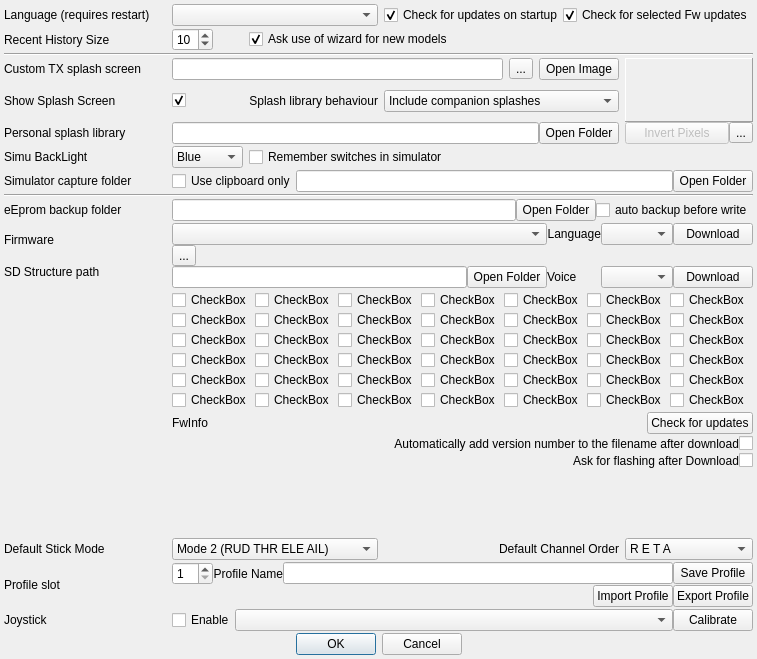
Old version of the form src/preferencesdialog.ui in the repository roberto1903/companion9x.
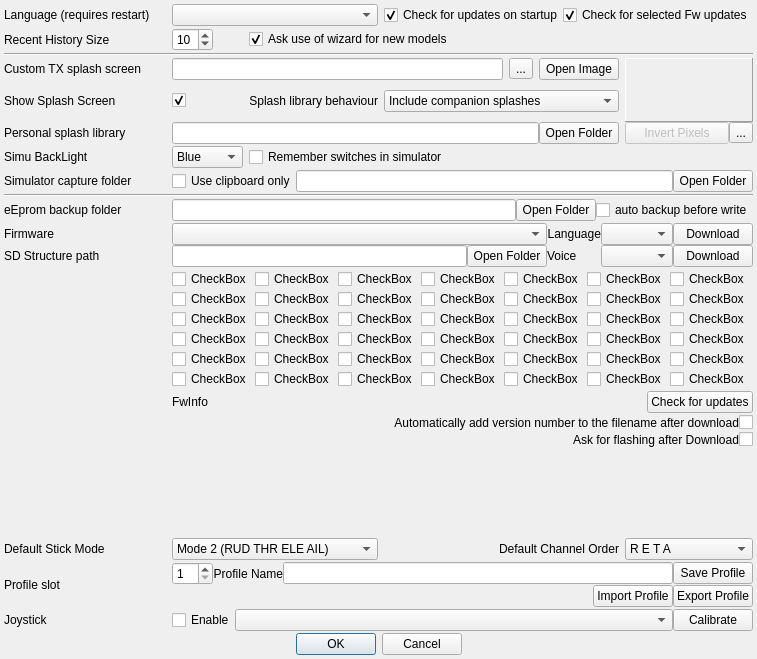
New version of the form. Icons and pictures are not drawn.

Commit message: Interface fixes and fix for a segmentation fault.

Patch:
```diff
--- a/src/preferencesdialog.ui
+++ b/src/preferencesdialog.ui
@@ -864,14 +864,14 @@
      <property name="sizeConstraint">
       <enum>QLayout::SetMaximumSize</enum>
      </property>
-     <item row="2" column="2">
+     <item row="1" column="2">
       <widget class="QLabel" name="voiceLabel">
        <property name="text">
         <string>Voice</string>
        </property>
       </widget>
      </item>
-     <item row="2" column="4">
+     <item row="1" column="4">
       <widget class="QPushButton" name="voice_dnld">
        <property name="sizePolicy">
         <sizepolicy hsizetype="Fixed" vsizetype="Fixed">
@@ -884,7 +884,7 @@
        </property>
       </widget>
      </item>
-     <item row="2" column="3">
+     <item row="1" column="3">
       <widget class="QComboBox" name="voiceCombo">
        <property name="toolTip">
         <string>Set language of voice.
@@ -925,7 +925,7 @@
        </property>
       </widget>
      </item>
-     <item row="2" column="0">
+     <item row="1" column="0">
       <widget class="QLineEdit" name="sdPath">
        <property name="enabled">
         <bool>true</bool>
@@ -935,7 +935,7 @@
        </property>
       </widget>
      </item>
-     <item row="2" column="1">
+     <item row="1" column="1">
       <widget class="QPushButton" name="sdPathButton">
        <property name="text">
         <string>Open Folder</string>
@@ -945,13 +945,6 @@
      <item row="0" column="0" colspan="2">
       <widget class="QComboBox" name="downloadVerCB"/>
      </item>
-     <item row="1" column="0">
-      <widget class="QToolButton" name="toolButton">
-       <property name="text">
-        <string>...</string>
-       </property>
-      </widget>
-     </item>
     </layout>
    </item>
    <item row="17" column="0">
```
The commit also changes 2 other files.
